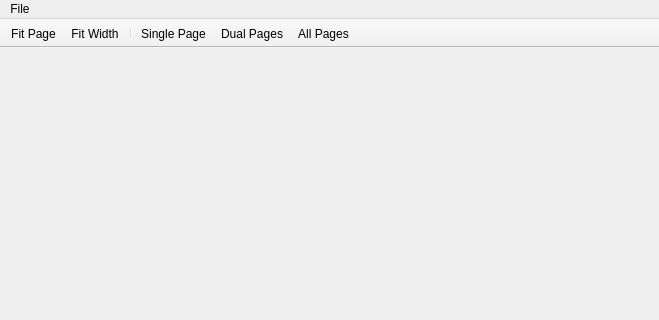
lumina-desktop/lumina, file src-qt5/experimental/lumina-pdf/mainUI.ui: the form before one commit; both pictures show x 0 to 659 and y 0 to 320 of the 659 by 588 pixel window.
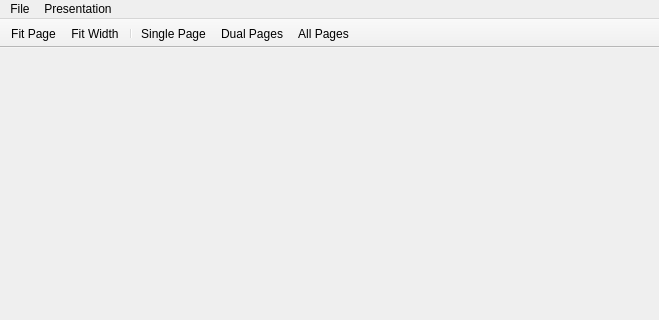
The form after the commit.

Commit message: Get lumina-pdf almost finished. 1) Add Presentation mode 2) Multi-thread the document loading routines

Diff of the .ui file:
```diff
--- a/src-qt5/experimental/lumina-pdf/mainUI.ui
+++ b/src-qt5/experimental/lumina-pdf/mainUI.ui
@@ -20,7 +20,7 @@
      <x>0</x>
      <y>0</y>
      <width>659</width>
-     <height>20</height>
+     <height>24</height>
     </rect>
    </property>
    <widget class="QMenu" name="menuFile">
@@ -33,7 +33,21 @@
     <addaction name="separator"/>
     <addaction name="actionClose"/>
    </widget>
+   <widget class="QMenu" name="menuPresentation">
+    <property name="title">
+     <string>Presentation</string>
+    </property>
+    <widget class="QMenu" name="menuStart_Presentation">
+     <property name="title">
+      <string>Start Presentation</string>
+     </property>
+     <addaction name="actionAt_Beginning"/>
+    </widget>
+    <addaction name="menuStart_Presentation"/>
+    <addaction name="actionStop_Presentation"/>
+   </widget>
    <addaction name="menuFile"/>
+   <addaction name="menuPresentation"/>
   </widget>
   <widget class="QStatusBar" name="statusbar"/>
   <widget class="QToolBar" name="toolBar">
```
Left out of the diff: 10 changed lines with no effect on the pictures. The commit also changes 4 other files.
